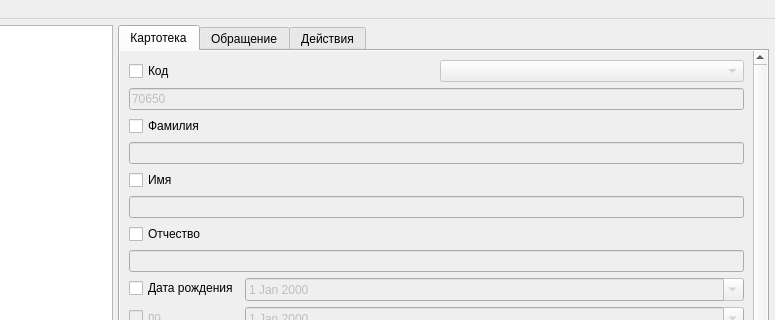
First picture: the form in search_window.ui, repository glooer/dip, before the edit; both pictures show x 396 to 1171 and y 0 to 320 of the 1171 by 878 pixel window.
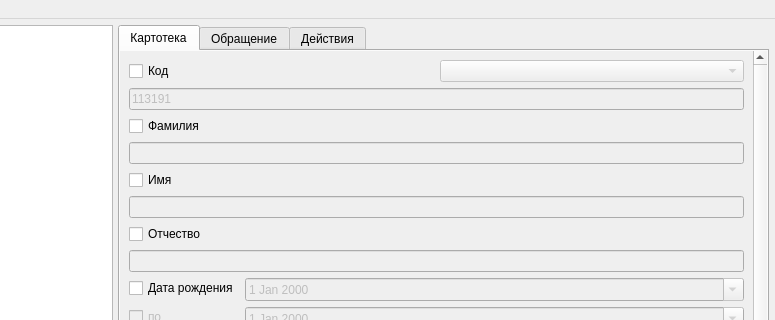
Second picture: the form after the edit. The open tabs and pages were chosen to show the change. Custom widgets are drawn as their Qt base class.

```diff
--- a/search_window.ui
+++ b/search_window.ui
@@ -236,7 +236,7 @@
                      <bool>false</bool>
                     </property>
                     <property name="text">
-                     <string>70650</string>
+                     <string>113191</string>
                     </property>
                    </widget>
                   </item>
```
Left out of the diff: 29 changed lines with no effect on the pictures.
